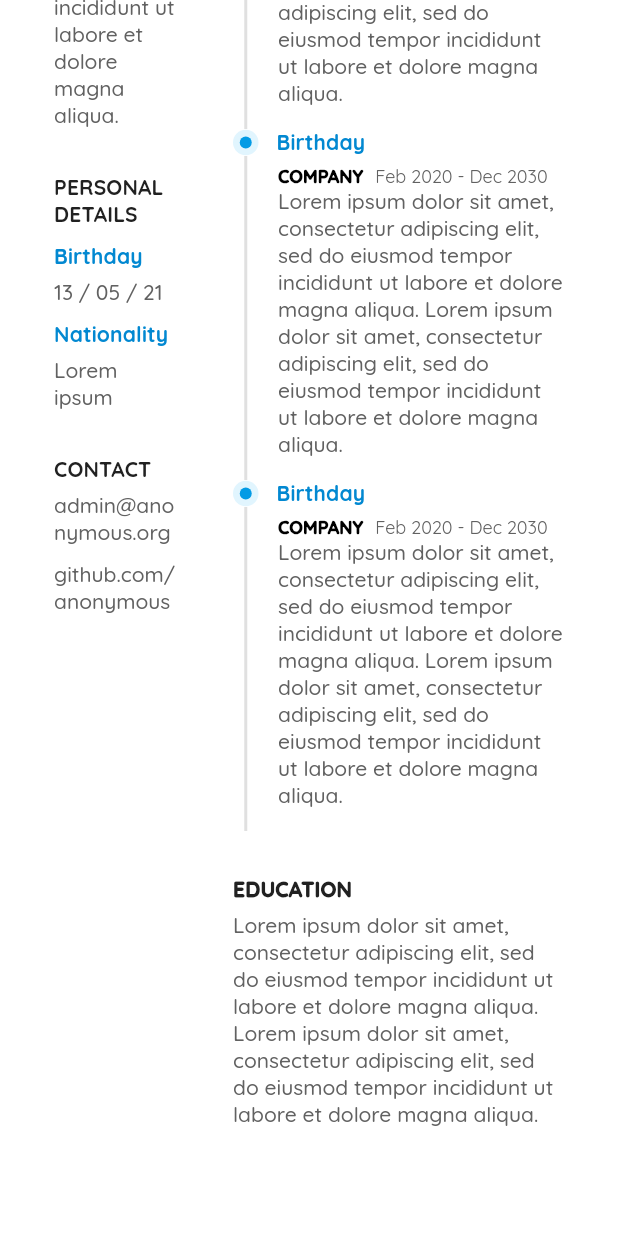
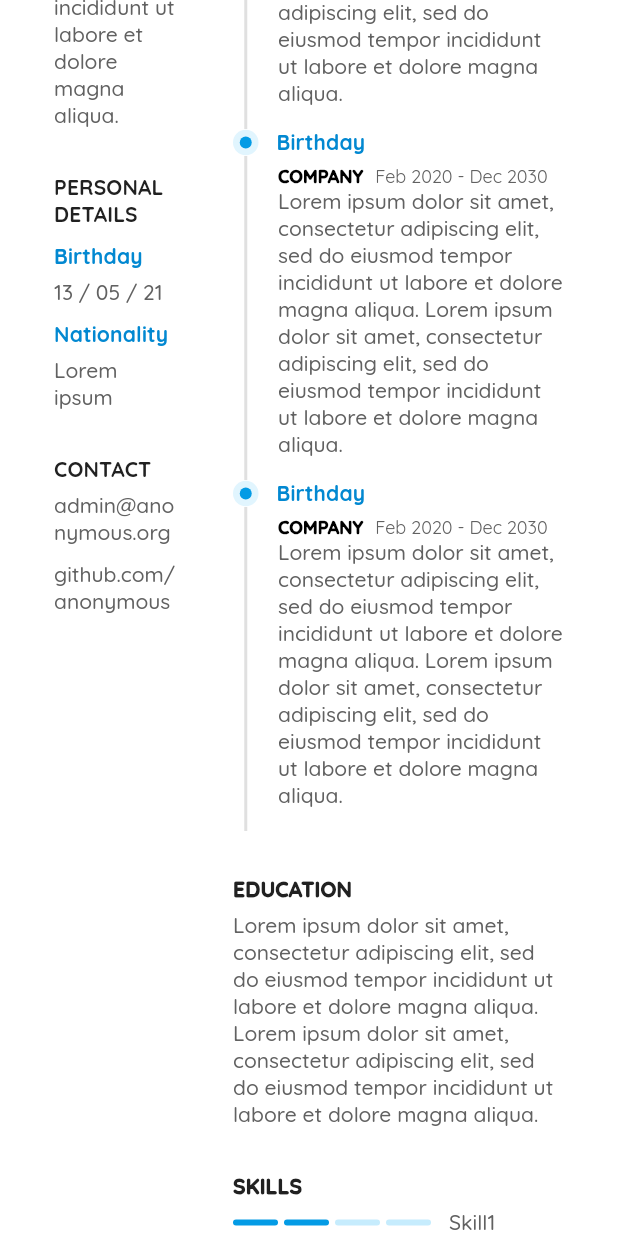
Before and after one commit to yaymalaga/CV_maker, a Flutter app: the screen it shows after launch, scrolled down 435 dp, on a phone screen of 412 x 824 dp. Run offline on Flutter 3.47's test engine with Material 2 defaults, Android fonts, the phone set to English and light mode, and no system bars; drawn by our look-alikes of screenshot; our stand-ins replace google_fonts.

Commit message:
Introduce initial SkillBar

```diff
--- a/lib/main_panel.dart
+++ b/lib/main_panel.dart
@@ -1,6 +1,7 @@
 import 'package:flutter/material.dart';
 
 import 'simple_stepper.dart';
+import 'skill_bar.dart';
 
 class MainPanel extends StatelessWidget {
   const MainPanel({
@@ -41,6 +42,26 @@ class MainPanel extends StatelessWidget {
           ),
         ),
         const SizedBox(height: 30),
+        Text(
+          "Skills".toUpperCase(),
+          style: Theme.of(context).textTheme.subtitle2?.copyWith(
+                color: Colors.grey.shade900,
+                fontWeight: FontWeight.w900,
+              ),
+        ),
+        Container(
+          margin: const EdgeInsets.only(top: 6),
+          child: const SkillBar(),
+        ),
+        Container(
+          margin: const EdgeInsets.only(top: 6),
+          child: const SkillBar(),
+        ),
+        Container(
+          margin: const EdgeInsets.only(top: 6),
+          child: const SkillBar(),
+        ),
+        const SizedBox(height: 30),
       ],
     );
   }
--- /dev/null
+++ b/lib/skill_bar.dart
@@ -0,0 +1,55 @@
+import 'package:flutter/material.dart';
+
+class SkillBar extends StatelessWidget {
+  const SkillBar({
+    Key? key,
+  }) : super(key: key);
+
+  @override
+  Widget build(BuildContext context) {
+    return Row(
+      mainAxisSize: MainAxisSize.min,
+      children: [
+        const SkillBarPiece(fill: true),
+        const SizedBox(width: 4),
+        const SkillBarPiece(fill: true),
+        const SizedBox(width: 4),
+        const SkillBarPiece(),
+        const SizedBox(width: 4),
+        const SkillBarPiece(),
+        const SizedBox(width: 12),
+        Text(
+          "Skill1",
+          style: Theme.of(context).textTheme.bodyText1?.copyWith(
+                color: Colors.grey.shade700,
+              ),
+        ),
+      ],
+    );
+  }
+}
+
+class SkillBarPiece extends StatelessWidget {
+  final bool fill;
+
+  const SkillBarPiece({
+    Key? key,
+    this.fill = false,
+  }) : super(key: key);
+
+  @override
+  Widget build(BuildContext context) {
+    return Container(
+      width: 30,
+      height: 4,
+      decoration: BoxDecoration(
+        color: fill
+            ? Colors.lightBlue.shade600
+            : Colors.lightBlue.shade100.withOpacity(0.75),
+        borderRadius: const BorderRadius.all(
+          Radius.circular(2),
+        ),
+      ),
+    );
+  }
+}
```
